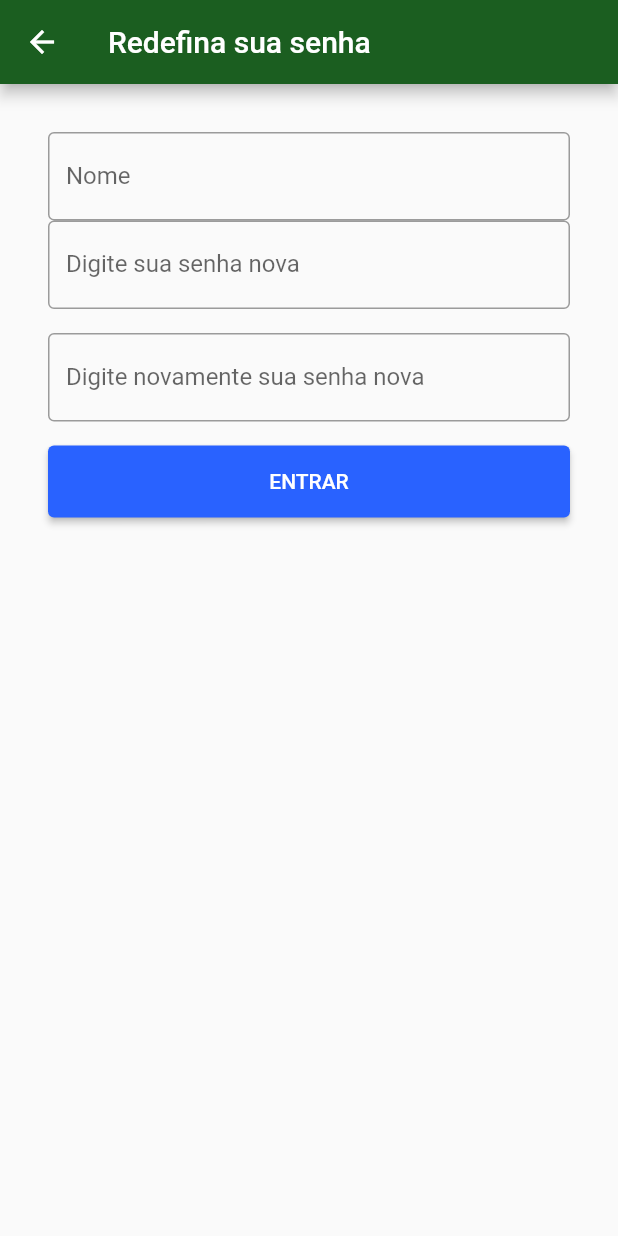
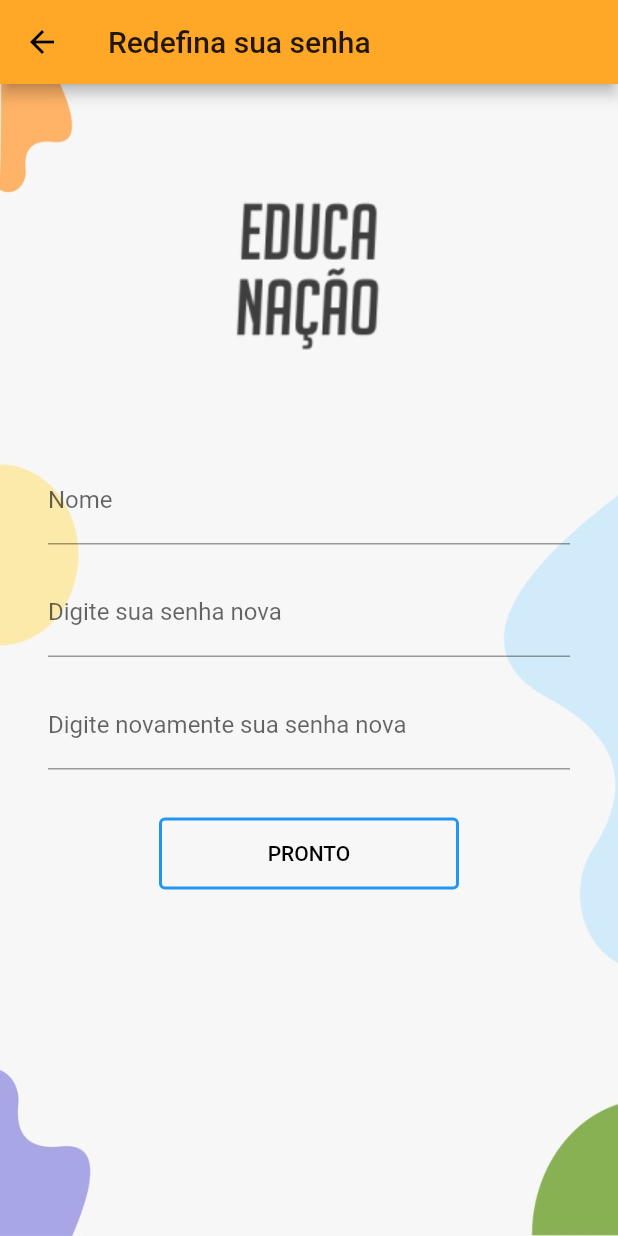
Before and after one commit to moville-hack-group-1/mobile, a Flutter app: the screen it shows after launch, after a tap on "Esqueci minha senha", on a phone screen of 412 x 824 dp. Run offline on Flutter 3.47's test engine with Material 2 defaults, Android fonts, the phone set to English and light mode, and no system bars; our stand-ins replace fluttertoast, sqflite; missing offline and left inert: http_interceptor; accounts and stored records are empty; network calls fail.

Commit message:
Add background images

```diff
--- a/lib/main.dart
+++ b/lib/main.dart
@@ -24,8 +24,8 @@ class EducaNacaoApp extends StatelessWidget {
   Widget build(BuildContext context) {
     return MaterialApp(
       theme: ThemeData(
-          primaryColor: Colors.green[900],
-          accentColor: Colors.blueAccent[700],
+          primaryColor: Colors.orange[400],
+          accentColor: Colors.blueGrey[700],
           buttonTheme: ButtonThemeData(
             buttonColor: Colors.blueAccent[700],
             textTheme: ButtonTextTheme.primary,
--- a/lib/screens/login/login.dart
+++ b/lib/screens/login/login.dart
@@ -17,29 +17,42 @@ class Login extends StatelessWidget {
       appBar: AppBar(
         title: Text('Login'),
       ),
-      body: Padding(
+      body: Container(
+        height: double.maxFinite,
+        decoration: BoxDecoration(
+          image: DecorationImage(
+              image: AssetImage('images/background.jpeg'), fit: BoxFit.fill),
+        ),
+        child: SingleChildScrollView(
+          child: Padding(
             padding: const EdgeInsets.all(32.0),
             child: Column(children: <Widget>[
-          TextField(
+              Padding(
+                padding: const EdgeInsets.only(top: 32.0),
+                child: Image.asset('images/logo.png'),
+              ),
+              Padding(
+                padding: const EdgeInsets.only(top: 64.0),
+                child: TextField(
                     controller: _nameController,
-              decoration: InputDecoration(
-                  border: OutlineInputBorder(), labelText: 'Nome'),
+                    decoration: InputDecoration(labelText: 'Nome'),
                     style: TextStyle(fontSize: 16.0)),
+              ),
               Padding(
                 padding: const EdgeInsets.only(top: 16.0),
                 child: TextField(
                     controller: _passwordController,
                     obscureText: true,
-                decoration: InputDecoration(
-                    border: OutlineInputBorder(), labelText: 'Senha'),
+                    decoration: InputDecoration(labelText: 'Senha'),
                     style: TextStyle(fontSize: 16.0)),
               ),
               Padding(
-            padding: const EdgeInsets.only(top: 16.0),
+                padding: const EdgeInsets.only(top: 64.0),
                 child: SizedBox(
                   height: 48.0,
-              width: double.maxFinite,
-              child: RaisedButton(
+                  width: 200.0,
+                  child: OutlineButton(
+                    borderSide: BorderSide(color: Colors.blue, width: 2.0),
                     child: Text('ENTRAR'),
                     onPressed: () {
                       final String name = _nameController.text;
@@ -69,6 +82,8 @@ class Login extends StatelessWidget {
               ),
             ]),
           ),
+        ),
+      ),
     );
   }
 }
--- a/lib/screens/login/recover_login.dart
+++ b/lib/screens/login/recover_login.dart
@@ -13,43 +13,59 @@ class RecoverLogin extends StatelessWidget {
       appBar: AppBar(
         title: Text('Redefina sua senha'),
       ),
-      body: Padding(
+      body: Container(
+        height: double.maxFinite,
+        decoration: BoxDecoration(
+          image: DecorationImage(
+              image: AssetImage('images/background.jpeg'), fit: BoxFit.fill),
+        ),
+        child: SingleChildScrollView(
+          child: Padding(
             padding: const EdgeInsets.all(32.0),
             child: Column(children: <Widget>[
-          TextField(
+              Padding(
+                padding: const EdgeInsets.only(top: 32.0),
+                child: Image.asset('images/logo.png'),
+              ),
+              Padding(
+                padding: const EdgeInsets.only(top: 64.0),
+                child: TextField(
                     controller: _nameController,
-              decoration: InputDecoration(
-                  border: OutlineInputBorder(), labelText: 'Nome'),
+                    decoration: InputDecoration(labelText: 'Nome'),
                     style: TextStyle(fontSize: 16.0)),
-          TextField(
+              ),
+              Padding(
+                padding: const EdgeInsets.only(top: 16.0),
+                child: TextField(
                     controller: _newPasswordController,
                     obscureText: true,
-              decoration: InputDecoration(
-                  border: OutlineInputBorder(),
-                  labelText: 'Digite sua senha nova'),
+                    decoration:
+                        InputDecoration(labelText: 'Digite sua senha nova'),
                     style: TextStyle(fontSize: 16.0)),
+              ),
               Padding(
                 padding: const EdgeInsets.only(top: 16.0),
                 child: TextField(
                     controller: _newPasswordConfirmController,
                     obscureText: true,
                     decoration: InputDecoration(
-                    border: OutlineInputBorder(),
                         labelText: 'Digite novamente sua senha nova'),
                     style: TextStyle(fontSize: 16.0)),
               ),
               Padding(
-            padding: const EdgeInsets.only(top: 16.0),
+                padding: const EdgeInsets.only(top: 32.0),
                 child: SizedBox(
                   height: 48.0,
-              width: double.maxFinite,
-              child: RaisedButton(
-                child: Text('ENTRAR'),
+                  width: 200.0,
+                  child: OutlineButton(
+                    borderSide: BorderSide(color: Colors.blue, width: 2.0),
+                    child: Text('PRONTO'),
                     onPressed: () {
                       final String newPassword = _newPasswordController.text;
                       final String newPasswordConfirm =
                           _newPasswordConfirmController.text;
-                  if (newPassword.isNotEmpty && newPasswordConfirm.isNotEmpty) {
+                      if (newPassword.isNotEmpty &&
+                          newPasswordConfirm.isNotEmpty) {
                         Navigator.pop(context);
                       } else {
                         showToast("Digite os campos corretamente!");
@@ -60,6 +76,8 @@ class RecoverLogin extends StatelessWidget {
               )
             ]),
           ),
+        ),
+      ),
     );
   }
 }
--- a/lib/screens/topic_detail.dart
+++ b/lib/screens/topic_detail.dart
@@ -46,10 +46,14 @@ class TopicDetail extends StatelessWidget {
                       ),
                       Padding(
                         padding: const EdgeInsets.all(16.0),
-                        child: Image.network(
-                          FILE_URL + _content.image,
-                          height: 200.0,
+                        child: FadeInImage.assetNetwork(
+                          placeholder: 'assets/loading.gif',
+                          image: 'https://picsum.photos/250?image=9',
                         ),
+//                        child: Image.network(
+//                          FILE_URL + _content.image,
+//                          height: 200.0,
+//                        ),
                       ),
                       Padding(
                         padding: const EdgeInsets.only(top: 16.0),
--- a/lib/screens/welcome.dart
+++ b/lib/screens/welcome.dart
@@ -13,17 +13,26 @@ class Welcome extends StatelessWidget {
       appBar: AppBar(
         title: Text('Boas-vindas'),
       ),
-      body: Padding(
+      body: Container(
+        decoration: BoxDecoration(
+          image: DecorationImage(
+              image: AssetImage('images/background.jpeg'), fit: BoxFit.fill),
+        ),
+        child: Padding(
           padding: const EdgeInsets.all(16.0),
           child: Column(
-            crossAxisAlignment: CrossAxisAlignment.start,
+            mainAxisAlignment: MainAxisAlignment.center,
+            crossAxisAlignment: CrossAxisAlignment.center,
             children: <Widget>[
-          TitleComponent('Oi $userName!\nEstamos felizes em te ver por aqui!'),
+              Column(children: <Widget>[
+                TitleComponent(
+                    'Oi $userName!\nEstamos felizes em te ver por aqui!'),
                 Padding(
                   padding: const EdgeInsets.only(top: 32.0),
                   child: Text(
                     'Nosso App foi feito para jovens e adultos que não tiveram a oportunidade de concluir os estudos na idade escolar adequada.\n\nÉ possível fazer Download e ter acesso ao conteúdo também Offline.\nSe preferir, escute o áudio de cada aula.',
-              style: TextStyle(fontWeight: FontWeight.bold, color: Colors.grey),
+                    style: TextStyle(
+                        fontWeight: FontWeight.bold, color: Colors.grey),
                   ),
                 ),
                 Padding(
@@ -33,21 +42,31 @@ class Welcome extends StatelessWidget {
                     size: 20.0,
                   ),
                 ),
+                Column(
+                  crossAxisAlignment: CrossAxisAlignment.center,
+                  children: <Widget>[
                     Padding(
                       padding: const EdgeInsets.only(top: 32.0),
                       child: SizedBox(
                         height: 48.0,
-              width: double.maxFinite,
-              child: RaisedButton(
+                        width: 200.0,
+                        child: OutlineButton(
+                          borderSide:
+                              BorderSide(color: Colors.blue, width: 2.0),
                           child: Text('COMEÇAR'),
                           onPressed: () {
-                  Navigator.of(context)
-                      .push(MaterialPageRoute(builder: (context) => Level()));
+                            Navigator.of(context).push(MaterialPageRoute(
+                                builder: (context) => Level()));
                           },
                         ),
                       ),
+                    ),
+                  ],
                 )
               ]),
+            ],
+          ),
+        ),
       ),
     );
   }
--- a/pubspec.yaml
+++ b/pubspec.yaml
@@ -48,6 +48,9 @@ flutter:
 
   assets:
     - images/ic_arrow.png
+    - images/logo.png
+    - images/loading.gif
+    - images/background.jpeg
 
   # To add assets to your application, add an assets section, like this:
   # assets:
```
Also changed, not shown: images/background.jpeg (added), images/loading.gif (added), images/logo.png (added). Lines whose indentation alone changed are shown as unchanged.
